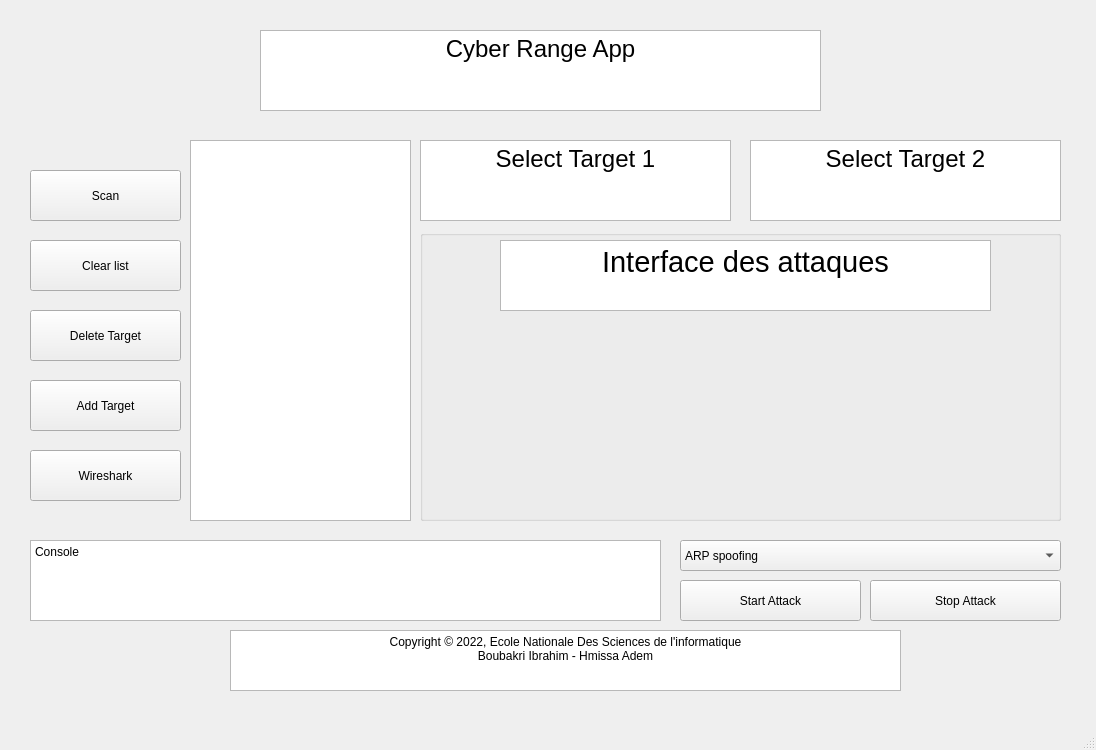
Above: form.ui from eobeob10/ENSI-Cyber-Range-App before the change. Below: the same form after it.
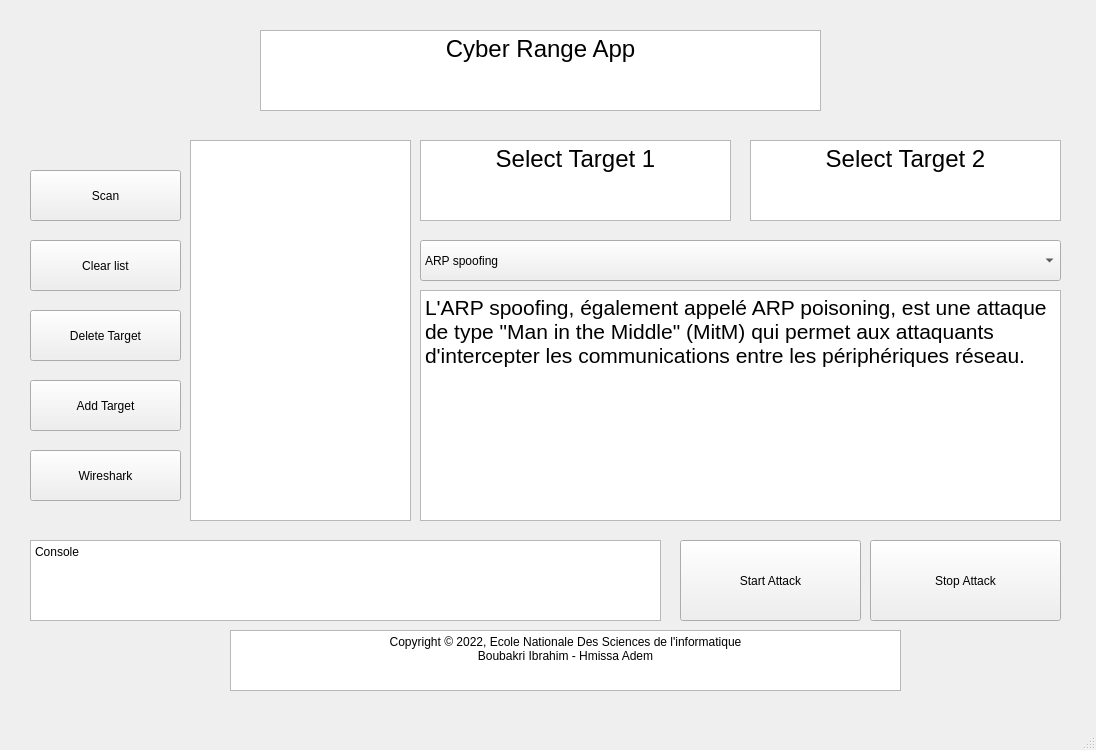
That is the form after the change.

```diff
--- a/form.ui
+++ b/form.ui
@@ -118,9 +118,9 @@
     <property name="geometry">
      <rect>
       <x>680</x>
-      <y>580</y>
+      <y>540</y>
       <width>181</width>
-      <height>41</height>
+      <height>81</height>
      </rect>
     </property>
     <property name="text">
@@ -131,9 +131,9 @@
     <property name="geometry">
      <rect>
       <x>870</x>
-      <y>580</y>
+      <y>540</y>
       <width>191</width>
-      <height>41</height>
+      <height>81</height>
      </rect>
     </property>
     <property name="text">
@@ -160,10 +160,10 @@
    <widget class="QComboBox" name="attacks">
     <property name="geometry">
      <rect>
-      <x>680</x>
-      <y>540</y>
-      <width>381</width>
-      <height>31</height>
+      <x>420</x>
+      <y>240</y>
+      <width>641</width>
+      <height>41</height>
      </rect>
     </property>
     <item>
@@ -216,36 +216,6 @@
 &lt;p align=&quot;center&quot; style=&quot; margin-top:0px; margin-bottom:0px; margin-left:0px; margin-right:0px; -qt-block-indent:0; text-indent:0px;&quot;&gt;&lt;span style=&quot; font-size:18pt;&quot;&gt;Select Target 2&lt;/span&gt;&lt;/p&gt;&lt;/body&gt;&lt;/html&gt;</string>
     </property>
    </widget>
-   <widget class="QGroupBox" name="boxattacks">
-    <property name="geometry">
-     <rect>
-      <x>420</x>
-      <y>230</y>
-      <width>641</width>
-      <height>291</height>
-     </rect>
-    </property>
-    <property name="title">
-     <string/>
-    </property>
-    <widget class="QTextBrowser" name="interfaceAttack">
-     <property name="geometry">
-      <rect>
-       <x>80</x>
-       <y>10</y>
-       <width>491</width>
-       <height>71</height>
-      </rect>
-     </property>
-     <property name="html">
-      <string>&lt;!DOCTYPE HTML PUBLIC &quot;-//W3C//DTD HTML 4.0//EN&quot; &quot;http://www.w3.org/TR/REC-html40/strict.dtd&quot;&gt;
-&lt;html&gt;&lt;head&gt;&lt;meta name=&quot;qrichtext&quot; content=&quot;1&quot; /&gt;&lt;meta charset=&quot;utf-8&quot; /&gt;&lt;style type=&quot;text/css&quot;&gt;
-p, li { white-space: pre-wrap; }
-&lt;/style&gt;&lt;/head&gt;&lt;body style=&quot; font-family:'Segoe UI'; font-size:9pt; font-weight:400; font-style:normal;&quot;&gt;
-&lt;p align=&quot;center&quot; style=&quot; margin-top:0px; margin-bottom:0px; margin-left:0px; margin-right:0px; -qt-block-indent:0; text-indent:0px;&quot;&gt;&lt;span style=&quot; font-size:22pt;&quot;&gt;Interface des attaques&lt;/span&gt;&lt;/p&gt;&lt;/body&gt;&lt;/html&gt;</string>
-     </property>
-    </widget>
-   </widget>
    <widget class="QLabel" name="logoensi">
     <property name="geometry">
      <rect>
@@ -298,6 +268,23 @@
      <string>Clear list</string>
     </property>
    </widget>
+   <widget class="QTextBrowser" name="description">
+    <property name="geometry">
+     <rect>
+      <x>420</x>
+      <y>290</y>
+      <width>641</width>
+      <height>231</height>
+     </rect>
+    </property>
+    <property name="html">
+     <string>&lt;!DOCTYPE HTML PUBLIC &quot;-//W3C//DTD HTML 4.0//EN&quot; &quot;http://www.w3.org/TR/REC-html40/strict.dtd&quot;&gt;
+&lt;html&gt;&lt;head&gt;&lt;meta name=&quot;qrichtext&quot; content=&quot;1&quot; /&gt;&lt;meta charset=&quot;utf-8&quot; /&gt;&lt;style type=&quot;text/css&quot;&gt;
+p, li { white-space: pre-wrap; }
+&lt;/style&gt;&lt;/head&gt;&lt;body style=&quot; font-family:'Segoe UI'; font-size:9pt; font-weight:400; font-style:normal;&quot;&gt;
+&lt;p style=&quot; margin-top:0px; margin-bottom:0px; margin-left:0px; margin-right:0px; -qt-block-indent:0; text-indent:0px;&quot;&gt;&lt;span style=&quot; font-size:16pt;&quot;&gt;L'ARP spoofing, également appelé ARP poisoning, est une attaque de type &amp;quot;Man in the Middle&amp;quot; (MitM) qui permet aux attaquants d'intercepter les communications entre les périphériques réseau.&lt;/span&gt;&lt;/p&gt;&lt;/body&gt;&lt;/html&gt;</string>
+    </property>
+   </widget>
    <zorder>background</zorder>
    <zorder>scan</zorder>
    <zorder>wireshark</zorder>
```
Left out of the diff: 2 changed lines with no effect on the pictures.
